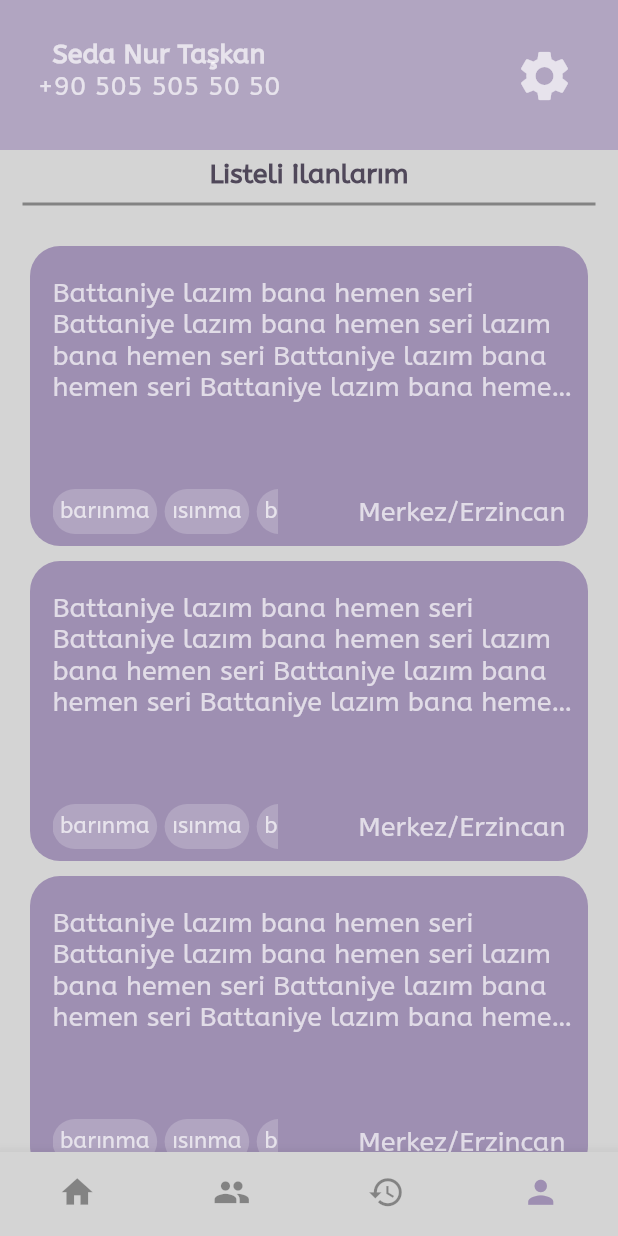
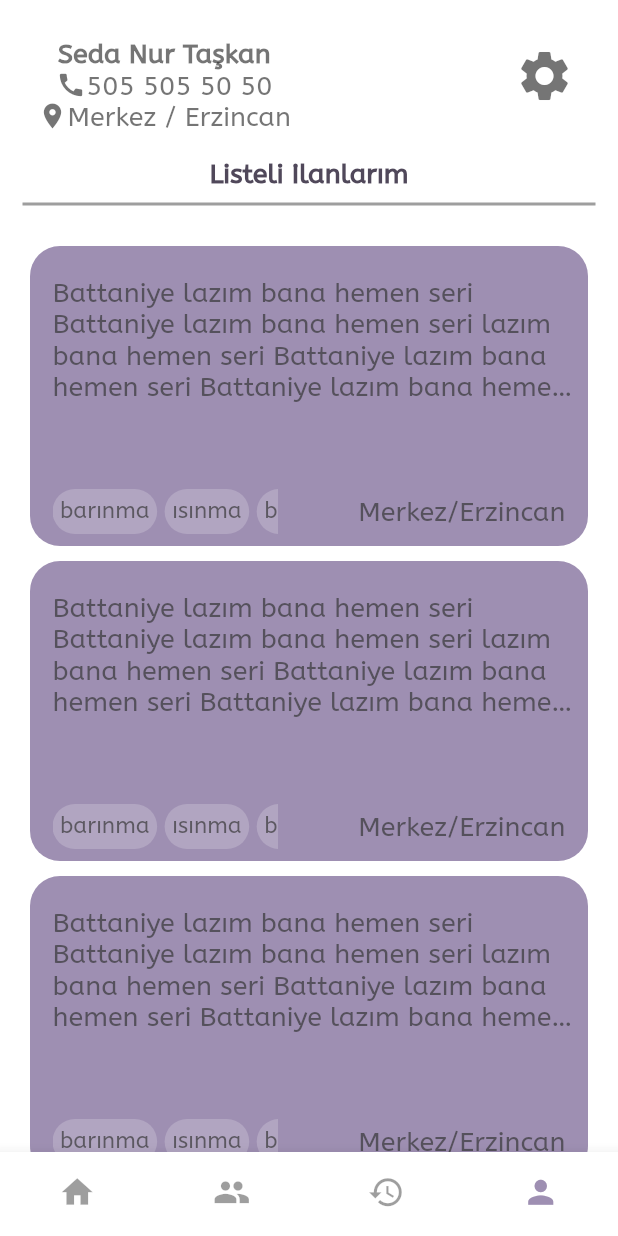
Before and after one commit to saltukozelgul/aya-flutter, a Flutter app: the ProfileScreen screen opened by its route, on a phone screen of 412 x 824 dp. Run offline on Flutter 3.47's test engine with Material 2 defaults, Android fonts, the phone set to English and light mode, and no system bars; our stand-ins replace auto_route, cached_network_image, flutter_bloc, flutter_dotenv, flutter_svg, font_awesome_flutter and 3 more; missing offline and left inert: latlng, mailer, map; accounts and stored records are empty; project files that could hold a hidden picture were left out.

Commit message:
added icons in profiles

```diff
--- a/lib/core/constants/other/colors.dart
+++ b/lib/core/constants/other/colors.dart
@@ -16,9 +16,9 @@ const Color colorPrimaryTint20 = Color(0xFFB1A5C1);
 const Color colorPrimaryDark = Color.fromARGB(255, 80, 72, 90);
 const Color colorDarkPrimary = Color(0xFF445FB0);
 const Color colorSecondry = Color.fromARGB(255, 88, 28, 200);
-const Color colorLightThemeBackground = Color.fromARGB(255, 212, 212, 212);
+const Color colorLightThemeBackground = Color.fromARGB(255, 255, 255, 255);
 
-const Color colorDisable = Color.fromARGB(176, 255, 255, 255);
+const Color colorDisable = Color.fromARGB(173, 51, 51, 51);
 
 const Color colorDarkThemeBackground100 = Color(0xFF121212);
 const Color colorDarkThemeBackground75 = Color(0xFF1F1F1F);
--- a/lib/product/profile/pages/default_profile/view/profile_screen.dart
+++ b/lib/product/profile/pages/default_profile/view/profile_screen.dart
@@ -149,7 +149,7 @@ Container _buildProfile(BuildContext context) => Container(
       //profil kısmı
       height: 100,
       decoration: const BoxDecoration(
-        color: colorPrimaryTint20,
+        color: colorLightThemeBackground,
       ),
       child: Padding(
         padding: const EdgeInsets.only(left: 25, right: 25, top: 25),
@@ -165,12 +165,29 @@ Container _buildProfile(BuildContext context) => Container(
                           color: colorDisable,
                           fontWeight: FontWeight.bold,
                         )),
-                Text("+90 505 505 50 50",
-                    textAlign: TextAlign.left,
-                    style: Theme.of(context).textTheme.bodyMedium?.copyWith(
-                          fontSize: 18,
-                          color: colorDisable,
-                        )),
+                Row(
+                  children: [
+                    const Icon(Icons.call, color: colorDisable, size: 20),
+                    Text("505 505 50 50",
+                        textAlign: TextAlign.start,
+                        style: Theme.of(context).textTheme.bodyMedium?.copyWith(
+                              fontSize: 18,
+                              color: colorDisable,
+                            )),
+                  ],
+                ),
+                Row(
+                  children: [
+                    const Icon(Icons.location_on,
+                        color: colorDisable, size: 20),
+                    Text("Merkez / Erzincan",
+                        textAlign: TextAlign.left,
+                        style: Theme.of(context).textTheme.bodyMedium?.copyWith(
+                              fontSize: 18,
+                              color: colorDisable,
+                            )),
+                  ],
+                ),
               ],
             ),
             IconButton(
```
